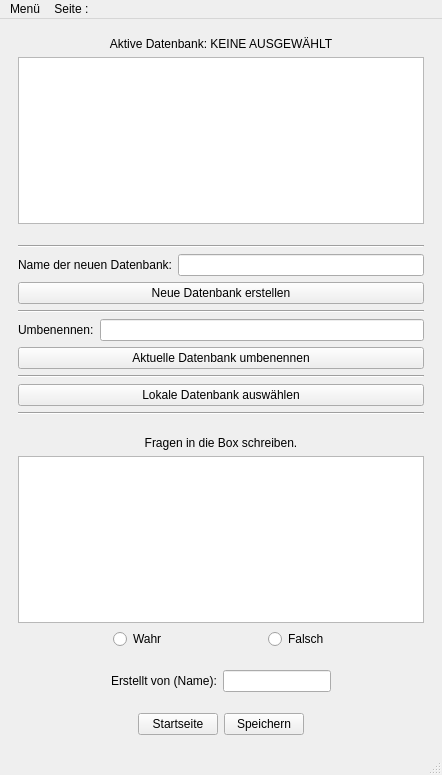
Qt form devLernapp/lernapp.ui (sterniR/LernApp) before a commit.
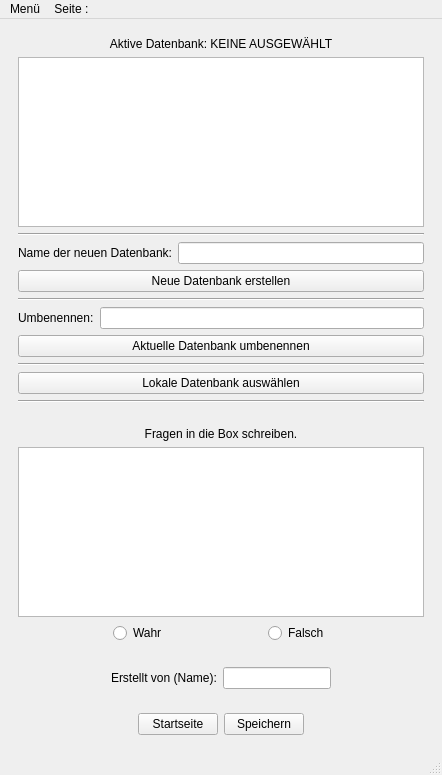
The same form after that commit.

Commit message: editor fast fertig

```diff
--- a/devLernapp/lernapp.ui
+++ b/devLernapp/lernapp.ui
@@ -305,19 +305,6 @@
           <item>
            <widget class="QTableView" name="tableView2_1"/>
           </item>
-          <item>
-           <spacer name="verticalSpacer_10">
-            <property name="orientation">
-             <enum>Qt::Orientation::Vertical</enum>
-            </property>
-            <property name="sizeHint" stdset="0">
-             <size>
-              <width>20</width>
-              <height>40</height>
-             </size>
-            </property>
-           </spacer>
-          </item>
           <item>
            <layout class="QVBoxLayout" name="verticalLayout_21">
             <item>
```
The commit also changes 2 other files.
